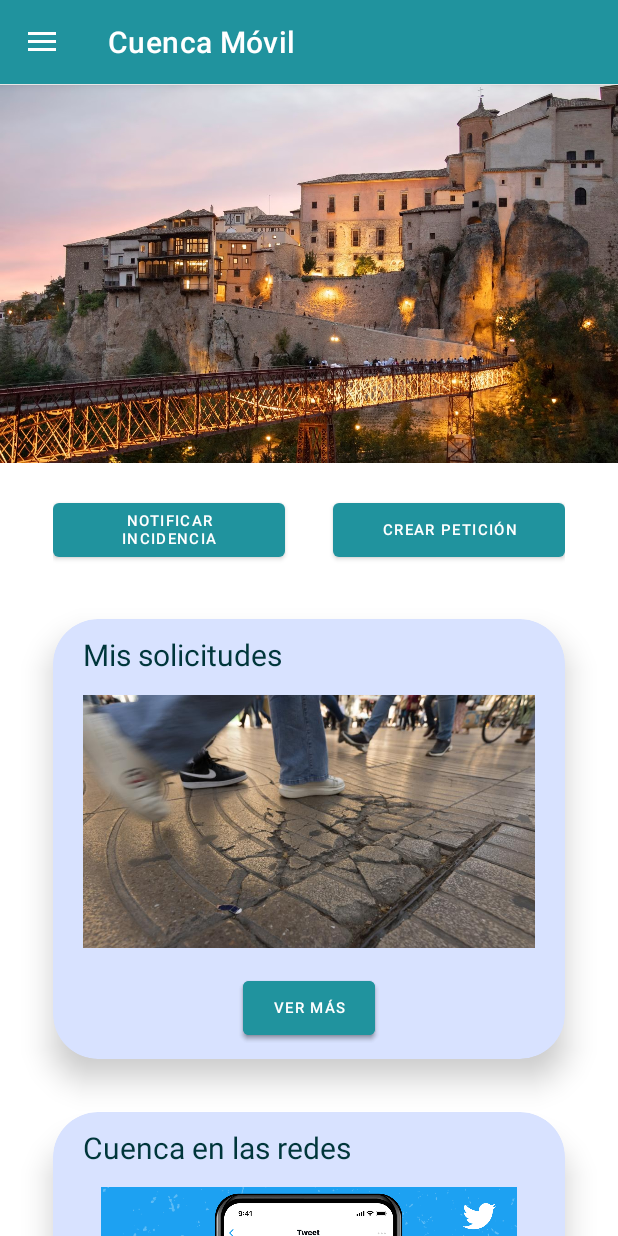
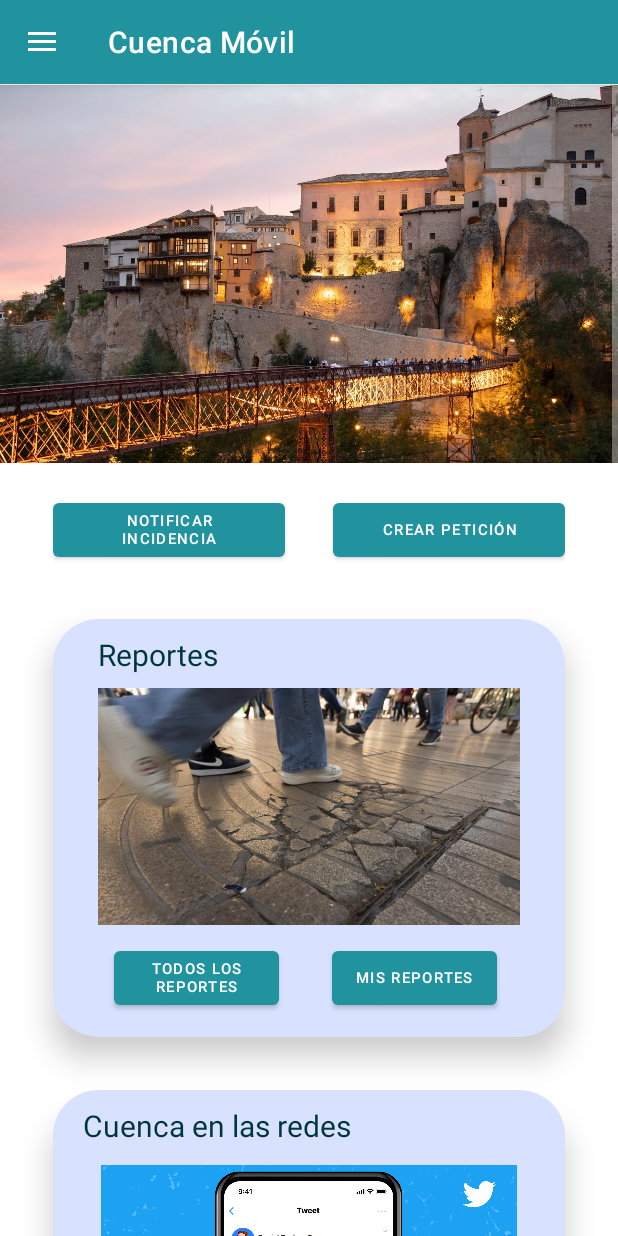
Before and after one commit to virginia-oc/PFC-CuencaMovil, an Android app: the screen it shows after launch (MainActivity), on a phone screen of 412 x 824 dp. Run offline under Robolectric (Android 15) with nearby library versions, the light colour scheme and no system bars.

Commit message:
Asyncronous Firebase issue solved. Get all reports done

```diff
--- a/app/src/main/java/edu/virginiaojeda/cuencamovil/fragments/HomeFragment.kt
+++ b/app/src/main/java/edu/virginiaojeda/cuencamovil/fragments/HomeFragment.kt
@@ -43,6 +43,10 @@ class HomeFragment : Fragment(){
         binding.btnMakeRequest.setOnClickListener(){
             (activity as MainActivity).showReportFragment(false)
         }
+
+        binding.btnAllReports.setOnClickListener(){
+            (activity as MainActivity).showReportsListFragment()
+        }
     }
 
     override fun onStart() {
--- a/app/src/main/java/edu/virginiaojeda/cuencamovil/utils/ManageFiles.kt
+++ b/app/src/main/java/edu/virginiaojeda/cuencamovil/utils/FilesManager.kt
@@ -6,7 +6,7 @@ import java.io.File
 import java.text.SimpleDateFormat
 import java.util.*
 
-class ManageFiles {
+class FilesManager {
     /**
      * Este método devuelve el directorio donde se guardará la imagen
      * @param context
--- a/app/src/main/java/edu/virginiaojeda/cuencamovil/utils/ValidateFields.kt
+++ b/app/src/main/java/edu/virginiaojeda/cuencamovil/utils/ValidateFields.kt
@@ -2,11 +2,12 @@ package edu.virginiaojeda.cuencamovil.utils
 
 import android.content.Context
 import edu.virginiaojeda.cuencamovil.R
-import edu.virginiaojeda.cuencamovil.databinding.IncidentFragmentBinding
+import edu.virginiaojeda.cuencamovil.databinding.ReportFragmentBinding
+
 import java.text.SimpleDateFormat
 import java.util.*
 
-class ValidateFields(val binding: IncidentFragmentBinding, val context: Context) {
+class ValidateFields(val binding: ReportFragmentBinding, val context: Context) {
     val resources = context.resources
 
     fun validateCategory() {
--- a/app/src/main/res/layout/home_fragment.xml
+++ b/app/src/main/res/layout/home_fragment.xml
@@ -89,7 +89,7 @@
                     app:layout_constraintStart_toStartOf="parent"
                     app:layout_constraintTop_toTopOf="parent">
 
-                    <RelativeLayout
+                    <androidx.constraintlayout.widget.ConstraintLayout
                         android:layout_width="match_parent"
                         android:layout_height="match_parent"
                         android:orientation="vertical"
@@ -104,37 +104,64 @@
                             android:layout_height="30dp"
                             android:text="@string/tv_tituloCardviewHistory"
                             android:textColor="@color/md_theme_dark_onPrimary"
-                            android:textSize="20sp" />
+                            android:textSize="20sp"
+                            app:layout_constraintTop_toTopOf="parent"
+                            app:layout_constraintStart_toStartOf="parent"
+                            android:layout_marginLeft="10dp"/>
 
                         <ImageView
                             android:id="@+id/iv_history"
                             android:layout_width="match_parent"
                             android:layout_height="170dp"
                             android:layout_below="@id/tv_tituloCardviewHistory"
-                            android:layout_marginTop="10dp"
+                            app:layout_constraintTop_toBottomOf="@id/tv_tituloCardviewHistory"
+                            app:layout_constraintEnd_toEndOf="parent"
+                            app:layout_constraintStart_toStartOf="parent"
+                            app:layout_constraintBottom_toTopOf="@id/btn_allReports"
+                            android:layout_marginLeft="10dp"
+                            android:layout_marginRight="10dp"
                             android:src="@drawable/pavimentoroto" />
 
                         <Button
-                            android:id="@+id/btn_historyIncident"
+                            android:id="@+id/btn_allReports"
+                            android:layout_width="110dp"
+                            android:layout_height="match_parent"
+                            android:layout_below="@id/iv_history"
+                            android:layout_alignParentStart="true"
+                            android:text="@string/btn_cardviewAllHistorial"
+                            android:textSize="10sp"
+                            app:layout_constraintTop_toBottomOf="@id/iv_history"
+                            app:layout_constraintStart_toStartOf="parent"
+                            android:layout_marginLeft="10dp"
+                            android:layout_marginTop="5dp"
+                            android:layout_marginBottom="5dp"
+                            android:layout_marginRight="10dp"
+                            app:layout_constraintEnd_toStartOf="@id/guidelineCardviewSolicitudes"/>
+
+                        <androidx.constraintlayout.widget.Guideline
+                            android:id="@+id/guidelineCardviewSolicitudes"
+                            android:layout_width="wrap_content"
+                            android:layout_height="wrap_content"
+                            android:orientation="vertical"
+                            app:layout_constraintBottom_toBottomOf="parent"
+                            app:layout_constraintGuide_percent="0.5"
+                            app:layout_constraintTop_toTopOf="parent"/>
+
+                        <Button
+                            android:id="@+id/btn_myReports"
                             android:layout_width="wrap_content"
                             android:layout_height="match_parent"
                             android:layout_below="@id/iv_history"
-                            android:layout_centerHorizontal="true"
-                            android:layout_marginTop="15dp"
-                            android:text="@string/btn_cardviewHome"
-                            android:textSize="10sp"/>
+                            android:layout_alignParentEnd="true"
+                            android:text="@string/btn_cardviewPersonalHistorial"
+                            android:textSize="10sp"
+                            app:layout_constraintTop_toBottomOf="@id/iv_history"
+                            app:layout_constraintEnd_toEndOf="parent"
+                            android:layout_marginRight="10dp"
+                            android:layout_marginTop="5dp"
+                            app:layout_constraintStart_toEndOf="@id/guidelineCardviewSolicitudes"/>
 
-                        <Button
-                            android:id="@+id/btn_historyRequest"
-                            android:layout_width="wrap_content"
-                            android:layout_height="match_parent"
-                            android:layout_below="@id/iv_history"
-                            android:layout_centerHorizontal="true"
-                            android:layout_marginTop="15dp"
-                            android:text="@string/btn_cardviewHome"
-                            android:textSize="10sp"/>
-
-                    </RelativeLayout>
+                    </androidx.constraintlayout.widget.ConstraintLayout>
                 </androidx.cardview.widget.CardView>
 
                 <androidx.cardview.widget.CardView
--- a/app/src/main/res/layout/request_fragment.xml
+++ /dev/null
@@ -1,6 +0,0 @@
-<?xml version="1.0" encoding="utf-8"?>
-<androidx.constraintlayout.widget.ConstraintLayout xmlns:android="http://schemas.android.com/apk/res/android"
-    android:layout_width="match_parent"
-    android:layout_height="match_parent">
-
-</androidx.constraintlayout.widget.ConstraintLayout>
--- a/app/src/main/res/values/strings.xml
+++ b/app/src/main/res/values/strings.xml
@@ -18,8 +18,10 @@
     <string name="btn_checkHistorial">Historial de incidencias</string>
     <string name="tv_tituloCardviewTwitter">Cuenca en las redes</string>
     <string name="tv_tituloCardviewAssociations">Asociaciones culturales</string>
+    <string name="btn_cardviewAllHistorial">Todos los reportes</string>
     <string name="btn_cardviewHome">Ver más</string>
-    <string name="tv_tituloCardviewHistory">Mis solicitudes</string>
+    <string name="btn_cardviewPersonalHistorial">Mis reportes</string>
+    <string name="tv_tituloCardviewHistory">Reportes</string>
     <string name="tv_titleCardViewIncident">Escribe una descripción breve del problema*:</string>
     <string name="tv_titleReportFragment">Crear reporte</string>
     <string name="tv_cvCategory">¿A qué categoría pertenece?*</string>
@@ -31,12 +33,15 @@
     <string name="image_height">100</string>
     <string name="btn_sendReport">Enviar reporte</string>
     <string name="url_firebaseStorage">gs://cuenca-movil-22b63.appspot.com</string>
+    <string name="tv_titleReportsList">Todos los reportes</string>
+
     <string-array name="status">
         <item>Enviado</item>
         <item>Admitido</item>
         <item>Rechazado</item>
         <item>Finalizado</item>
     </string-array>
+
     <string-array name="sp_categories">
         <item>Selecciona una categoría...</item>
         <item>Alumbrado público</item>
```
Also changed, not shown: app/src/main/java/edu/virginiaojeda/cuencamovil/MainActivity.kt (+14 -0 lines), app/src/main/java/edu/virginiaojeda/cuencamovil/adapters/ReportsRVAdapter.kt (added, +67 -0 lines), app/src/main/java/edu/virginiaojeda/cuencamovil/fragments/ReportFragment.kt (+12 -13 lines), app/src/main/java/edu/virginiaojeda/cuencamovil/fragments/ReportsListFragment.kt (added, +115 -0 lines), app/src/main/java/edu/virginiaojeda/cuencamovil/model/Report.kt (+22 -19 lines), app/src/main/java/edu/virginiaojeda/cuencamovil/model/ReportFirebase.kt (added, +37 -0 lines), app/src/main/java/edu/virginiaojeda/cuencamovil/utils/DatabaseManager.kt (renamed from app/src/main/java/edu/virginiaojeda/cuencamovil/utils/ManageDatabase.kt, +35 -8 lines), app/src/main/res/layout/item_rv_report.xml (added, +51 -0 lines), app/src/main/res/layout/reportslist_fragment.xml (added, +26 -0 lines), app/src/main/res/layout/report_fragment.xml (renamed from app/src/main/res/layout/incident_fragment.xml).
